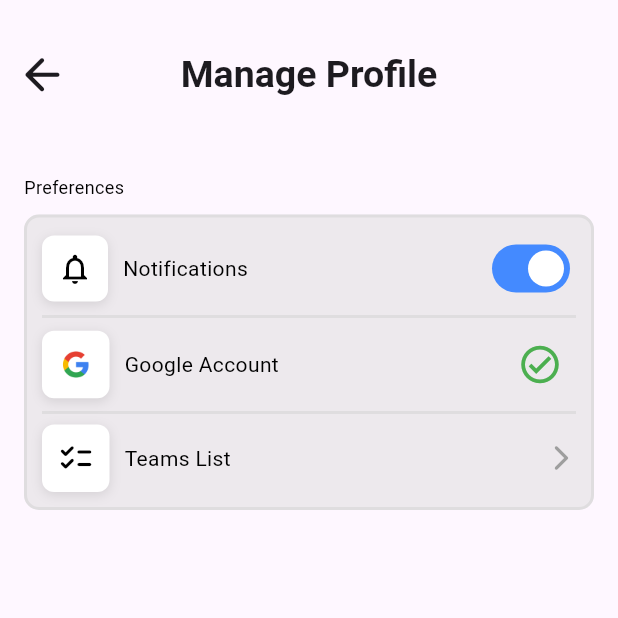
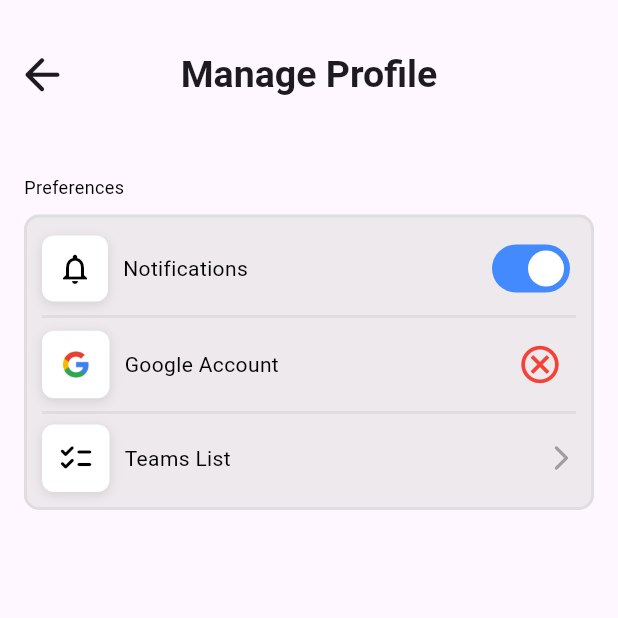
Before and after one commit to boguh/eseo_flutter_project, a Flutter app: the ProfilePage screen opened by its route, after a tap on the "cancel" icon, on a phone screen of 412 x 824 dp, the top half of it. Run offline on Flutter 3.47's test engine with Material 3 defaults, Android fonts, the light colour scheme and no system bars; our stand-ins replace flutter_svg, go_router, google_fonts, google_sign_in; missing offline and left inert: extension_google_sign_in_as_googleapis_auth, googleapis.

Commit message:
google login works

```diff
--- a/lib/pages/connexion_page.dart
+++ b/lib/pages/connexion_page.dart
@@ -8,7 +8,21 @@ import 'package:google_sign_in/google_sign_in.dart';
 import 'package:extension_google_sign_in_as_googleapis_auth/extension_google_sign_in_as_googleapis_auth.dart';
 
 import '../services/calendar_client.dart';
-void login() async {
+import '../widgets/google_auth_button.dart';
+void logout() async {
+  WidgetsFlutterBinding.ensureInitialized();
+
+  GoogleSignIn googleSignIn = GoogleSignIn(
+    scopes: [
+      'email',
+      'https://www.googleapis.com/auth/calendar',
+    ],
+  );
+
+  await googleSignIn.signOut();
+  print('DEBUGGGG: Google user signed out');
+}
+Future<bool> login() async {
   WidgetsFlutterBinding.ensureInitialized();
 
   GoogleSignIn googleSignIn = GoogleSignIn(
@@ -40,7 +54,8 @@ void login() async {
 
         userEmail= googleUser.email;
         userName= googleUser.displayName!;
-
+        isAuthenticated = true;
+        return true;
     }
   } on PlatformException catch (e) {
     print('DEBUGGGG: PlatformException: ${e.message}');
@@ -49,4 +64,5 @@ void login() async {
     print('DEBUGGGG: Exception: $e');
 
   }
+  return false;
 }
--- a/lib/pages/profile_settings_page.dart
+++ b/lib/pages/profile_settings_page.dart
@@ -13,6 +13,10 @@ class ProfilePage extends StatefulWidget {
 
   @override
   State<ProfilePage> createState() => _ProfilePageState();
+
+  static void build(BuildContext context) {
+    ProfilePage.build(context);
+  }
 }
 
 class _ProfilePageState extends State<ProfilePage> {
@@ -80,7 +84,7 @@ class _ProfilePageState extends State<ProfilePage> {
                 title: 'Preferences',
                 children: [
                   const NotificationToggle(),
-                  const GoogleAccountToggle(),
+                   const GoogleAccountToggle(),
                   GestureDetector(
                     onTap: () {
                       // Redirection when tapping the entire widget
--- a/lib/pages/welcome_page.dart
+++ b/lib/pages/welcome_page.dart
@@ -1,8 +1,9 @@
 import 'package:flutter/material.dart';
 import 'package:go_router/go_router.dart';
+import '../utils/router.dart';
 String userEmail= '';
 String userName= '';
-import '../utils/router.dart';
+
 
 class WelcomePage extends StatefulWidget {
   const WelcomePage({super.key});
--- a/lib/widgets/google_auth_button.dart
+++ b/lib/widgets/google_auth_button.dart
@@ -1,5 +1,11 @@
+import 'dart:async';
+
 import 'package:flutter/material.dart';
 
+import '../pages/connexion_page.dart';
+import '../pages/profile_settings_page.dart';
+import '../pages/welcome_page.dart';
+bool isAuthenticated = userName!='';
 class GoogleAccountToggle extends StatefulWidget {
   const GoogleAccountToggle({super.key});
 
@@ -8,14 +14,29 @@ class GoogleAccountToggle extends StatefulWidget {
 }
 
 class _GoogleAccountToggleState extends State<GoogleAccountToggle> {
-  bool _isAuthenticated = false; // Détermine si l'utilisateur est authentifié ou non
+   // Détermine si l'utilisateur est authentifié ou non
 
   // Méthode pour simuler l'authentification
   void _toggleAuthentication() {
-    setState(() {
-      _isAuthenticated = !_isAuthenticated; // Bascule l'état d'authentification
+    if (isAuthenticated) {
+      setState(() {
+        userName = '';
+        userEmail = '';
+        isAuthenticated = false;
+        logout();
+      });
+    } else {
+      setState(() {
+
+
+
+        login().then((value) => setState(() {
+          isAuthenticated = value;
+        }));
     });
-  }
+          }
+      }
+
 
   @override
   Widget build(BuildContext context) {
@@ -60,8 +81,8 @@ class _GoogleAccountToggleState extends State<GoogleAccountToggle> {
         // Bouton sous forme de logo (icône d'authentification)
         IconButton(
           icon: Icon(
-            _isAuthenticated ? Icons.check_circle_outlined : Icons.cancel_outlined, // Change l'icône en fonction de l'état
-            color: _isAuthenticated ? Colors.green : Colors.red, // Couleur de l'icône
+            isAuthenticated ? Icons.check_circle_outlined : Icons.cancel_outlined, // Change l'icône en fonction de l'état
+            color: isAuthenticated ? Colors.green : Colors.red, // Couleur de l'icône
             size: 30, // Taille de l'icône
           ),
           onPressed: _toggleAuthentication, // Méthode appelée au clic
```
